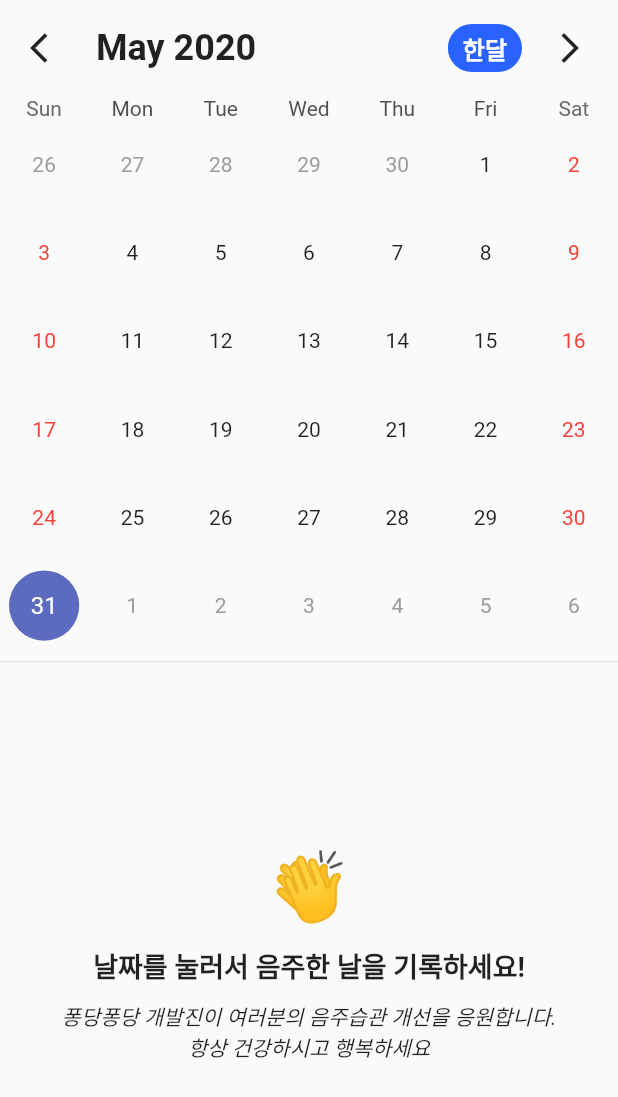
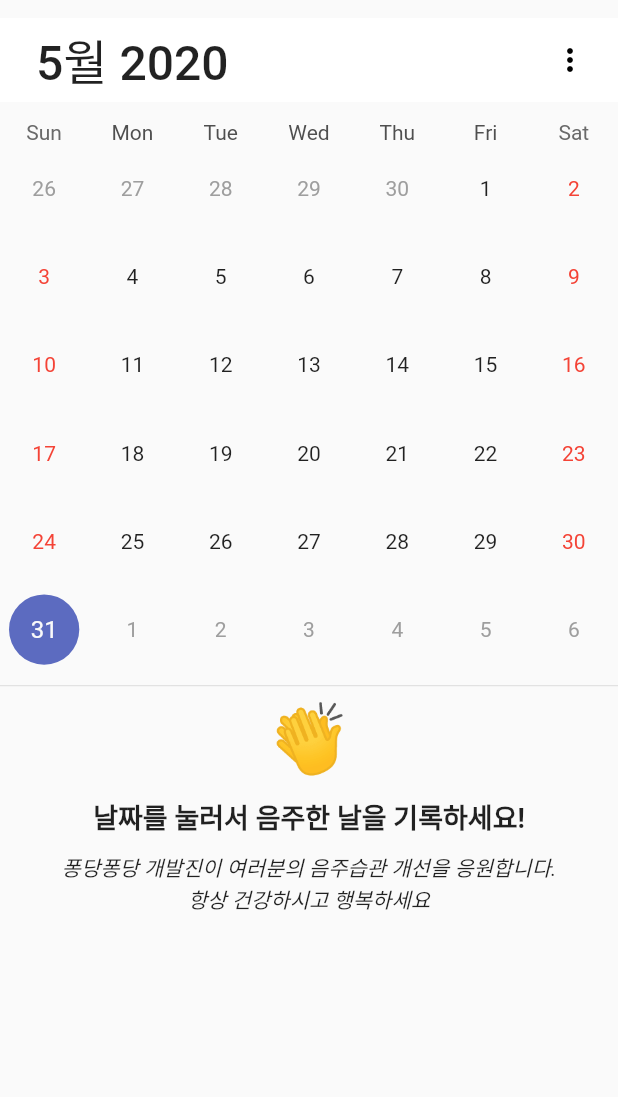
Before and after one commit to junhaddi/Pongdang, a Flutter app: the screen it shows after launch, on a phone screen of 412 x 824 dp. Shown: the top 1097 px of the screen. Run offline on Flutter 3.47's test engine with Material 2 defaults, Android fonts, the phone set to English and light mode, and no system bars; drawn by our look-alikes of table_calendar; our stand-ins replace shared_preferences; Roboto replaces fonts that are missing (NanumBarunGothic).

Commit message:
디자인 수정

```diff
--- a/lib/screens/index_screen.dart
+++ b/lib/screens/index_screen.dart
@@ -1,5 +1,6 @@
 import 'dart:convert';
 
+import 'package:flutter/cupertino.dart';
 import 'package:flutter/material.dart';
 import 'package:pongdang/models/history.dart';
 import 'package:pongdang/util.dart';
@@ -21,6 +22,8 @@ class _IndexScreenState extends State<IndexScreen> {
   CalendarController _calendarController;
   List<History> _historys = [];
   Map<DateTime, List> _events = {};
+  int headerYear = DateTime.now().year;
+  int headerMonth = DateTime.now().month;
 
   @override
   void initState() {
@@ -38,45 +41,79 @@ class _IndexScreenState extends State<IndexScreen> {
   @override
   Widget build(BuildContext context) {
     return Scaffold(
+      appBar: PreferredSize(
+        preferredSize: Size.fromHeight(80.0),
+        child: Column(
+          mainAxisAlignment: MainAxisAlignment.center,
+          children: <Widget>[
+            AppBar(
+              elevation: 0.0,
+              title: Padding(
+                padding: const EdgeInsets.all(8.0),
+                child: Text(
+                  '$headerMonth월 $headerYear',
+                  style: TextStyle(
+                    fontSize: 32.0,
+                  ),
+                ),
+              ),
+              actions: <Widget>[
+                Padding(
+                  padding: const EdgeInsets.all(8.0),
+                  child: PopupMenuButton<String>(
+                    tooltip: '메뉴 표시',
+                    onSelected: (value) {
+                      print(value);
+                    },
+                    itemBuilder: (BuildContext context) {
+                      return ['앙', '기', '모', '찌'].map((String choice) {
+                        return PopupMenuItem<String>(
+                          value: choice,
+                          child: Text(choice),
+                        );
+                      }).toList();
+                    },
+                  ),
+                ),
+              ],
+            ),
+          ],
+        ),
+      ),
       body: SafeArea(
         child: Column(
           children: <Widget>[
             TableCalendar(
               calendarController: _calendarController,
               events: _events,
-              availableCalendarFormats: const {
-                CalendarFormat.month: '한달',
-                CalendarFormat.twoWeeks: '2주',
-                CalendarFormat.week: '주간',
-              },
+              headerVisible: false,
               calendarStyle: CalendarStyle(
                 highlightSelected: false,
-              ),
-              headerStyle: HeaderStyle(
-                formatButtonShowsNext: false,
-                titleTextBuilder: (date, locale) {
-                  return '${date.month}월 ${date.year}';
-                },
-                titleTextStyle: TextStyle(
-                  fontSize: 24.0,
-                  fontWeight: FontWeight.bold,
-                ),
-                formatButtonDecoration: BoxDecoration(
-                  color: Colors.blueAccent[700],
-                  borderRadius: BorderRadius.circular(50.0),
-                ),
-                formatButtonTextStyle: TextStyle(
-                  fontSize: 16.0,
-                  color: Colors.white,
-                  fontWeight: FontWeight.bold,
-                ),
-                leftChevronIcon: Icon(Icons.arrow_back_ios),
-                rightChevronIcon: Icon(Icons.arrow_forward_ios),
               ),
               daysOfWeekStyle: DaysOfWeekStyle(dowTextBuilder: (date, locale) {
                 return Util.getWeekday(date.weekday);
               }),
               builders: CalendarBuilders(
+                todayDayBuilder: (context, date, events) {
+                  return Center(
+                    child: Container(
+                      height: 40.0,
+                      decoration: BoxDecoration(
+                        shape: BoxShape.circle,
+                        color: Colors.grey,
+                      ),
+                      child: Center(
+                        child: Text(
+                          '${date.day}',
+                          style: TextStyle(
+                            color: Colors.white,
+                            fontWeight: FontWeight.bold,
+                          ),
+                        ),
+                      ),
+                    ),
+                  );
+                },
                 markersBuilder: (context, date, events, holidays) {
                   final children = <Widget>[];
                   if (events.isNotEmpty) {
@@ -104,6 +141,12 @@ class _IndexScreenState extends State<IndexScreen> {
                   return children;
                 },
               ),
+              onVisibleDaysChanged: (first, last, format) {
+                setState(() {
+                  headerYear = _calendarController.focusedDay.year;
+                  headerMonth = _calendarController.focusedDay.month;
+                });
+              },
               onDaySelected: (day, events) {
                 // 음주 기록 저장
                 _showCheckDialog(
@@ -119,7 +162,6 @@ class _IndexScreenState extends State<IndexScreen> {
             Expanded(
               child: _historys.isEmpty
                   ? Column(
-                      mainAxisAlignment: MainAxisAlignment.center,
                       children: <Widget>[
                         Text(
                           '👏',
@@ -155,11 +197,6 @@ class _IndexScreenState extends State<IndexScreen> {
                         children: _historys.reversed
                             .map(
                               (History history) => InkWellCard(
-                                baseBorderRadius: BorderRadius.circular(4.0),
-                                baseMarginValue: EdgeInsets.only(
-                                  left: 4.0,
-                                  right: 4.0,
-                                ),
                                 onTap: () {
                                   setState(() {
                                     _calendarController
@@ -167,14 +204,23 @@ class _IndexScreenState extends State<IndexScreen> {
                                   });
                                 },
                                 child: ListTile(
+                                  leading: Container(
+                                    width: 8.0,
+                                    decoration: BoxDecoration(
+                                      shape: BoxShape.circle,
+                                      color: Util.getColor(history.level),
+                                    ),
+                                  ),
                                   title: Text(
                                     history.title,
                                   ),
-                                  trailing: Container(
-                                    width: 40.0,
-                                    decoration: BoxDecoration(
-                                      shape: BoxShape.circle,
-                                      color: Util.getColor(history.level),
+                                  subtitle: Text(
+                                    history.subtitle,
+                                  ),
+                                  trailing: Text(
+                                    Util.getEmoji(history.level),
+                                    style: TextStyle(
+                                      fontSize: 32.0,
                                     ),
                                   ),
                                 ),
--- a/lib/widgets/check_dialog.dart
+++ b/lib/widgets/check_dialog.dart
@@ -72,7 +72,6 @@ class _CheckDialogState extends State<CheckDialog> {
             divisions: 4,
             onChanged: (value) {
               setState(() {
-                print(rating);
                 rating = value;
               });
             },
```
Also changed, not shown: lib/widgets/inkwell_card.dart (+4 -7 lines).
